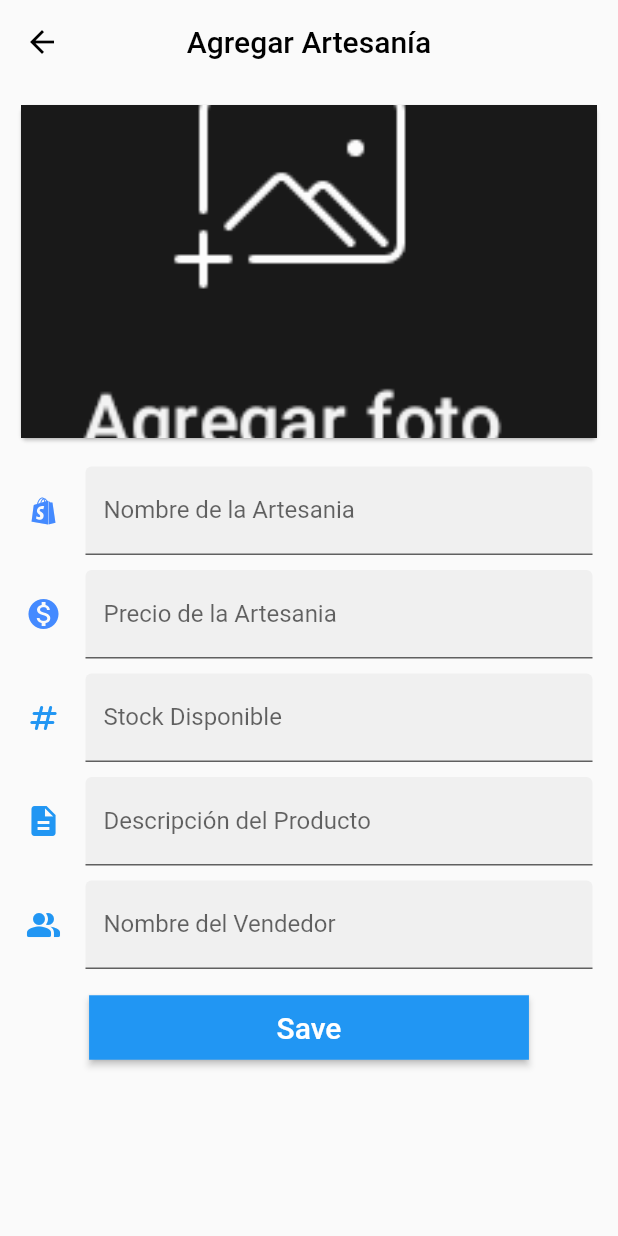
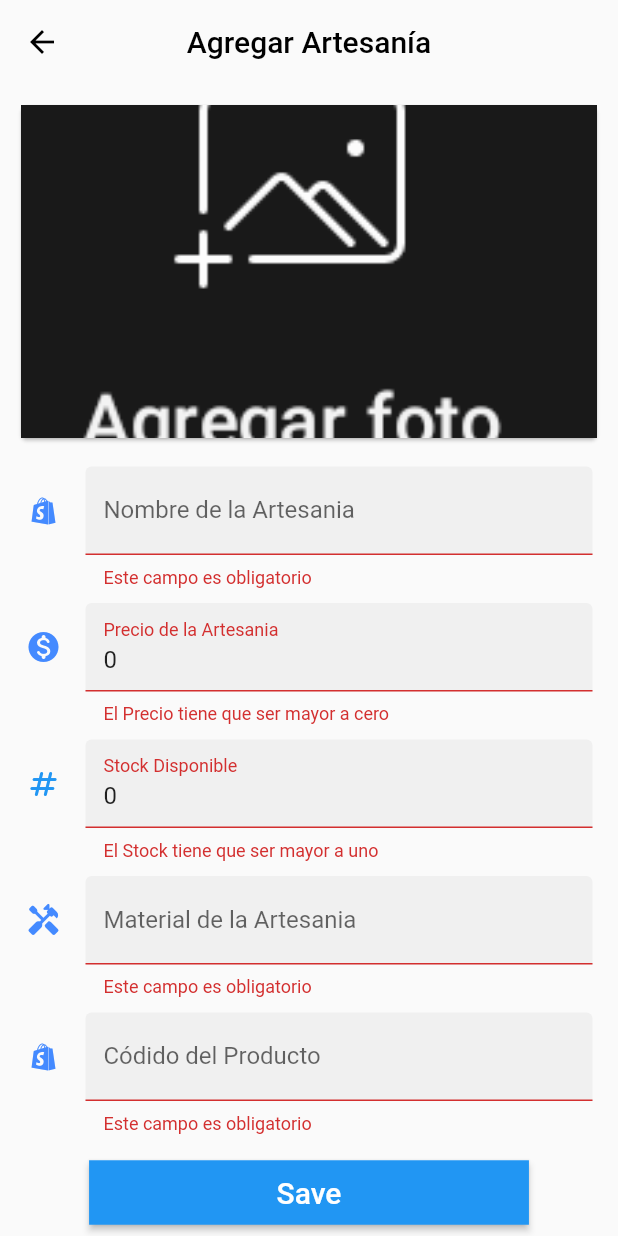
Before and after one commit to HazaelPoot/Han_Rou_App, a Flutter app: the AddArtesaniasScreen screen opened by its route, after a tap on "Save", on a phone screen of 412 x 824 dp. Run offline on Flutter 3.47's test engine with Material 2 defaults, Android fonts, the phone set to English and light mode, and no system bars; our stand-ins replace bottom_navy_bar, convex_bottom_bar; network calls fail.

Commit message:
HanRou_Beta_1.0.1

```diff
--- /dev/null
+++ b/lib/Models/ListaResponse.dart
@@ -0,0 +1,14 @@
+import 'dart:convert';
+
+class ListaResponse {
+    ListaResponse({
+        this.exito,
+        this.mensaje,
+        this.data,
+    });
+
+    int? exito;
+    String? mensaje;
+    List<dynamic>? data;
+
+}
--- a/lib/Models/Response.dart
+++ b/lib/Models/Response.dart
@@ -1,4 +1,7 @@
-//String responseToJson(Response data) => json.encode(data.toJson());
+import 'dart:convert';
+
+// Response responseFromJson(String str) => Response.fromJson(json.decode(str));
+// String responseToJson(Response data) => json.encode(data.toJson());
 
 class Response {
     Response({
@@ -9,7 +12,6 @@ class Response {
 
     int? exito;
     String? mensaje;
-    List<dynamic>? data;
-
+    dynamic data;
 
 }
--- a/lib/Models/artesanos.dart
+++ b/lib/Models/artesanos.dart
@@ -1,35 +1,40 @@
+import 'dart:convert';
+
+Artesanias artesaniaFromJson(String str) => Artesanias.fromJson(json.decode(str));
+String artesaniaToJson(Artesanias data) => json.encode(data.toJson());
+
 class Artesanias {
     Artesanias({
-        this.id,
+        this.idProducto,
+        this.codigo,
         this.nombre,
-        this.precio,
-        this.stock,
-        this.descripcion,
-        this.vendedor,
+        this.material,
+        required this.precio,
+        required this.stock,
     });
 
-    int? id;
+    int? idProducto;
+    String? codigo;
     String? nombre;
+    String? material;
     int? precio;
-    int? stock;
-    String? descripcion;
-    String? vendedor;
+    int stock;
 
     factory Artesanias.fromJson(Map<String, dynamic> json) => Artesanias(
-        id: json["id"],
-        nombre: json["Nombre"],
-        precio: json["Precio"],
-        stock: json["Stock"],
-        descripcion: json["Descripcion"],
-        vendedor: json["Vendedor"],
+        idProducto: json["idProducto"],
+        codigo: json["codigo"],
+        nombre: json["nombre"],
+        material: json["material"],
+        precio: json["precio"],
+        stock: json["stock"],
     );
 
     Map<String, dynamic> toJson() => {
-        "id": id,
-        "Nombre": nombre,
-        "Precio": precio,
-        "Stock": stock,
-        "Descripcion": descripcion,
-        "Vendedor": vendedor,
+        "idProducto": idProducto,
+        "codigo": codigo,
+        "nombre": nombre,
+        "material": material,
+        "precio": precio,
+        "stock": stock,
     };
 }
--- a/lib/Models/gastronomia.dart
+++ b/lib/Models/gastronomia.dart
@@ -1,35 +1,44 @@
+import 'dart:convert';
+
+Gastronomia gastronomiaFromJson(String str) => Gastronomia.fromJson(json.decode(str));
+String gastronomiaToJson(Gastronomia data) => json.encode(data.toJson());
+
 class Gastronomia {
     Gastronomia({
-    this.id,
-    this.nombreG,
+        this.idFood,
+        this.nombre,
         this.precio,
         this.origen,
         this.direccion,
+        this.contacto,
         this.vendedor,
     });
 
-  int? id;
-  String? nombreG;
+    int? idFood;
+    String? nombre;
     String? precio;
     String? origen;
     String? direccion;
+    String? contacto;
     String? vendedor;
 
     factory Gastronomia.fromJson(Map<String, dynamic> json) => Gastronomia(
-        id: json["id"],
-        nombreG: json["nombre_g"],
-        precio: json["Precio"],
-        origen: json["Origen"],
-        direccion: json["Direccion"],
-        vendedor: json["Vendedor"],
+        idFood: json["idFood"],
+        nombre: json["nombre"],
+        precio: json["precio"],
+        origen: json["origen"],
+        direccion: json["direccion"],
+        contacto: json["contacto"],
+        vendedor: json["vendedor"],
     );
 
     Map<String, dynamic> toJson() => {
-        "id": id,
-        "nombre_g": nombreG,
-        "Precio": precio,
-        "Origen": origen,
-        "Direccion": direccion,
-        "Vendedor": vendedor,
+        "idFood": idFood,
+        "nombre": nombre,
+        "precio": precio,
+        "origen": origen,
+        "direccion": direccion,
+        "contacto": contacto,
+        "vendedor": vendedor,
     };
 }
--- a/lib/Providers/ArtesaniasProviders.dart
+++ b/lib/Providers/ArtesaniasProviders.dart
@@ -1,30 +1,66 @@
 import 'dart:convert';
+import 'dart:io';
 import 'package:flutter/material.dart';
 import 'package:han_rou_hazael/Models/artesanos.dart';
 import 'package:http/http.dart' as http;
 import 'package:http/retry.dart';
+import '../Models/ListaResponse.dart';
+import '../Models/Response.dart';
 
-class ArtesaniasProvider extends ChangeNotifier{
-  List<Artesanias> artesania = [];
-  final String _host ='my.api.mockaroo.com';
-  final Map<String, dynamic> _parameters = {'key':'778e9a80'};
-  ArtesaniasProvider(){
-    _artesanias();
+class ArtesaniasProvider extends ChangeNotifier {
+  final String _host = 'hanrou.somee.com';
+  ListaResponse request = new ListaResponse();
+
+  ArtesaniasProvider() {
+    getArtesanias();
   }
-  //https://my.api.mockaroo.com/reporte.json?key=960d9f80
-  _artesanias() async {
-    const String endPoint ='artesanos.json';
-    final url = Uri.https(_host, endPoint, _parameters);
+
+  getArtesanias() async {
+    const String endPoint = 'api/producto';
+    final url = Uri.http(_host, endPoint);
     final client = RetryClient(http.Client());
 
     try {
       final response = await client.read(url);
       notifyListeners();
       print(response);
-      artesania =
-         List<Artesanias>.from(json.decode(response).map((x) => Artesanias.fromJson(x)));
+      request = decodelist(json.decode(response));
     } finally {
       client.close();
-     }
+    }
   }
+
+  Future<Response> post(Artesanias artesanias) async {
+    const String endPoint = 'api/producto';
+    final url = Uri.http(_host, endPoint);
+    final client = RetryClient(http.Client());
+
+    try {
+      final response = await client.post(url,
+          headers: {HttpHeaders.contentTypeHeader: 'application/json'},
+          body: artesaniaToJson(artesanias));
+      print(response.body);
+      return decode(json.decode(response.body));
+    } finally {
+      client.close();
+    }
+  }
+
+  decodelist(Map<String, dynamic> json) => ListaResponse(
+        exito: json["exito"],
+        mensaje: json["mensaje"],
+        data: List<Artesanias>.from(json["data"].map((x) => Artesanias.fromJson(x))),
+      );
+
+  decode(Map<String, dynamic> json) => Response(
+        exito: json["exito"],
+        mensaje: json["mensaje"],
+        data:json["data"]
+      );
+
+  Map<String, dynamic> encode(Response object) => {
+        "exito": object.exito,
+        "mensaje": object.mensaje,
+        "data": object.data?.map((x) => x.toJson())
+      };
 }
--- a/lib/Providers/GastronomiaProviders.dart
+++ b/lib/Providers/GastronomiaProviders.dart
@@ -1,32 +1,66 @@
 import 'dart:convert';
+import 'dart:io';
 import 'package:flutter/material.dart';
-import 'package:han_rou_hazael/Models/gastronomia.dart';
 import 'package:http/http.dart' as http;
 import 'package:http/retry.dart';
+import '../Models/ListaResponse.dart';
+import '../Models/Response.dart';
+import '../Models/gastronomia.dart';
 
 class GastronomiaProvider extends ChangeNotifier {
-  List<Gastronomia> gastronomia = [];
-  final String _host = 'my.api.mockaroo.com';
-  final Map<String, dynamic> _parameters = {'key': '3fc87300'};
+  final String _host = 'hanrou.somee.com';
+  ListaResponse request = new ListaResponse();
+
   GastronomiaProvider() {
-    _gastronomia();
+    getGastronomia();
   }
 
-  //https://my.api.mockaroo.com/gastronomia.json?key=3fc87300
-
-  _gastronomia() async {
-    const String endPoint = 'gastronomia.json';
-    final url = Uri.https(_host, endPoint, _parameters);
+  getGastronomia() async {
+    const String endPoint = 'api/gastronomia';
+    final url = Uri.http(_host, endPoint);
     final client = RetryClient(http.Client());
 
     try {
       final response = await client.read(url);
       notifyListeners();
       print(response);
-      gastronomia = List<Gastronomia>.from(
-        json.decode(response).map((x) => Gastronomia.fromJson(x)));
+      request = decodelist(json.decode(response));
     } finally {
       client.close();
     }
   }
+
+  Future<Response> post(Gastronomia gastronomia) async {
+    const String endPoint = 'api/gastronomia';
+    final url = Uri.http(_host, endPoint);
+    final client = RetryClient(http.Client());
+
+    try {
+      final response = await client.post(url,
+          headers: {HttpHeaders.contentTypeHeader: 'application/json'},
+          body: gastronomiaToJson(gastronomia));
+      print(response.body);
+      return decode(json.decode(response.body));
+    } finally {
+      client.close();
+    }
+  }
+
+    decodelist(Map<String, dynamic> json) => ListaResponse(
+        exito: json["exito"],
+        mensaje: json["mensaje"],
+        data: List<Gastronomia>.from(json["data"].map((x) => Gastronomia.fromJson(x))),
+      );
+
+  decode(Map<String, dynamic> json) => Response(
+        exito: json["exito"],
+        mensaje: json["mensaje"],
+        data:json["data"]
+      );
+
+  Map<String, dynamic> encode(Response object) => {
+        "exito": object.exito,
+        "mensaje": object.mensaje,
+        "data": object.data?.map((x) => x.toJson())
+      };
 }
--- a/lib/Routes/app_routes.dart
+++ b/lib/Routes/app_routes.dart
@@ -9,7 +9,7 @@ class AppRoutes {
     ItemMenu(
       label: 'Agregar Artesanias',
       route: 'addartesanias', icon: Icons.add,
-      screen: const AddArtesaniasScreen()),
+      screen: AddArtesaniasScreen()),
     ItemMenu(
       label: 'Home HanRou',
       route: 'indexHanRou', icon: Icons.home_filled,
--- a/lib/Screens/Artesanias_Screens/get_artesanias.dart
+++ b/lib/Screens/Artesanias_Screens/get_artesanias.dart
@@ -1,7 +1,7 @@
 import 'package:flutter/material.dart';
-import 'package:han_rou_hazael/Models/artesanos.dart';
 import 'package:han_rou_hazael/Screens/Artesanias_Screens/post_artesanias.dart';
 import 'package:provider/provider.dart';
+import '../../Models/ListaResponse.dart';
 import '../../Providers/ArtesaniasProviders.dart';
 
 class ArtesaniasScreen extends StatelessWidget {
@@ -10,7 +10,7 @@ class ArtesaniasScreen extends StatelessWidget {
   @override
   Widget build(BuildContext context) {
     final artesaniaProvider = Provider.of<ArtesaniasProvider>(context);
-    final List<Artesanias> artesania = artesaniaProvider.artesania;
+    final ListaResponse artesania = artesaniaProvider.request;
 
     return Scaffold(
       //APP BAR
@@ -30,7 +30,7 @@ class ArtesaniasScreen extends StatelessWidget {
           padding: const EdgeInsets.all(13),
           child: Column(
             children: <Widget>[
-              ...artesania.map(
+              ...?artesania.data?.map(
                 (artesania) =>
                     //CARDS
                     Center(
@@ -79,10 +79,10 @@ class ArtesaniasScreen extends StatelessWidget {
                           child: Column(
                             crossAxisAlignment: CrossAxisAlignment.start,
                             children: <Widget>[
+                              Text('Precio: ${artesania.precio}',),
                               Text('Stock: ${artesania.stock}'),
-                              Text('Precio: ${artesania.precio}'),
-                              Text('Vendedor: ${artesania.vendedor}'),
-                              Text('Descripción: ${artesania.descripcion}')
+                              Text('Material: ${artesania.material}'),
+                              Text('Código: ${artesania.codigo}')
                             ],
                           ),
                         ),
@@ -157,7 +157,7 @@ class ArtesaniasScreen extends StatelessWidget {
             Navigator.push(
                 context,
                 MaterialPageRoute(
-                    builder: (context) => const AddArtesaniasScreen()));
+                    builder: (context) => AddArtesaniasScreen()));
           },
           backgroundColor: Colors.blue,
         ),
--- a/lib/Screens/Artesanias_Screens/post_artesanias.dart
+++ b/lib/Screens/Artesanias_Screens/post_artesanias.dart
@@ -1,11 +1,22 @@
 // ignore_for_file: deprecated_member_use
 import 'package:flutter/material.dart';
+import 'package:han_rou_hazael/Models/ListaResponse.dart';
+import 'package:han_rou_hazael/Models/artesanos.dart';
+import 'package:han_rou_hazael/Screens/Artesanias_Screens/get_artesanias.dart';
+import 'package:provider/provider.dart';
+
+import '../../Providers/ArtesaniasProviders.dart';
 
 class AddArtesaniasScreen extends StatelessWidget {
-  const AddArtesaniasScreen({Key? key}) : super(key: key);
+  AddArtesaniasScreen({Key? key}) : super(key: key);
+  final _formKey = GlobalKey<FormState>();
 
   @override
   Widget build(BuildContext context) {
+    final artesaniaProvider = Provider.of<ArtesaniasProvider>(context);
+    final ListaResponse artesania = artesaniaProvider.request;
+    final Artesanias _artesania = Artesanias(precio: 0, stock: 0);
+
     return Scaffold(
         appBar: AppBar(
           title: const Text('Agregar Artesanía'),
@@ -13,6 +24,8 @@ class AddArtesaniasScreen extends StatelessWidget {
         //FORMULARIO
         body: Container(
             child: SingleChildScrollView(
+          child: Form(
+            key: _formKey,
             child: Column(
               mainAxisAlignment: MainAxisAlignment.center,
               children: <Widget>[
@@ -34,35 +47,78 @@ class AddArtesaniasScreen extends StatelessWidget {
                   ),
                 ),
                 //NOMBRE DEL PRODUCTO
-                const Padding(
+                Padding(
                   padding:
                       EdgeInsets.symmetric(horizontal: 17.0, vertical: 5.0),
-                  child: TextField(
+                  child: TextFormField(
+                      initialValue: _artesania.nombre,
+                      maxLines: 1,
+                      keyboardType: TextInputType.name,
+                      onChanged: (value) => _artesania.nombre = value,
+                      validator: (value) {
+                        if (value == null || value.isEmpty) {
+                          return 'Este campo es obligatorio';
+                        }
+                        if (value.length > 50) {
+                          return ("No Puede escribir mas de 50 caracteres.");
+                        }
+                        return null;
+                      },
                       decoration: const InputDecoration(
                         icon: Icon(Icons.shopify, color: Colors.blueAccent),
                         filled: true,
                         labelText: 'Nombre de la Artesania',
                       ),
-                  ),
+                    )
                 ),
                 //PRECCIO DEL PRODUCTO
-                const Padding(
+                Padding(
                     padding:
                         EdgeInsets.symmetric(horizontal: 17.0, vertical: 5.0),
-                  child: TextField(
+                    child: TextFormField(
+                      initialValue: _artesania.precio.toString(),
+                      maxLines: 1,
+                      keyboardType: TextInputType.number,
+                      onChanged: (value) => _artesania.precio == int.parse(value),
+                      validator: (value) {
+                      if (value!.isEmpty) {
+                        return ("Este campo es obligatorio");
+                      }
+                      final n = num.tryParse(value);
+                      if (n == 0 || n == null) {
+                        return 'El Precio tiene que ser mayor a cero';
+                      }
+                      if (n <= 1) {
+                        return 'El Precio debe ser mayor a cero';
+                      }
+                      return null;
+                    },
                       decoration: const InputDecoration(
-                      icon:
-                          Icon(Icons.monetization_on, color: Colors.blueAccent),
+                        icon: Icon(Icons.monetization_on_rounded, color: Colors.blueAccent),
                         filled: true,
                         labelText: 'Precio de la Artesania',
                       ),
-                  ),
-                ),
+                    )),
                 // STOCK
-                const Padding(
+                Padding(
                   padding:
                       EdgeInsets.symmetric(horizontal: 17.0, vertical: 5.0),
-                  child: TextField(
+                  child: TextFormField(
+                    initialValue: _artesania.stock.toString(),
+                    onChanged: (value) => _artesania.stock == int.parse(value),
+                    validator: (value) {
+                      if (value!.isEmpty) {
+                        return ("Este campo es obligatorio");
+                      }
+                      final n = num.tryParse(value);
+                      if (n == 0 || n == null) {
+                        return 'El Stock tiene que ser mayor a uno';
+                      }
+                      if (n <= 1) {
+                        return 'El Precio debe ser mayor a uno';
+                      }
+                      return null;
+                    },
                     decoration: const InputDecoration(
                       icon: Icon(Icons.numbers_rounded, color: Colors.blue),
                       filled: true,
@@ -70,36 +126,67 @@ class AddArtesaniasScreen extends StatelessWidget {
                     ),
                   ),
                 ),
-                // Descripcion
-                const Padding(
+                // MATERIAL
+                Padding(
                   padding:
                       EdgeInsets.symmetric(horizontal: 17.0, vertical: 5.0),
-                  child: TextField(
+                  child: TextFormField(
+                      initialValue: _artesania.material,
+                      maxLines: 1,
+                      keyboardType: TextInputType.name,
+                      onChanged: (value) => _artesania.material = value,
+                      validator: (value) {
+                        if (value == null || value.isEmpty) {
+                          return 'Este campo es obligatorio';
+                        }
+                        if (value.length > 50) {
+                          return ("No Puede escribir mas de 50 caracteres.");
+                        }
+                        return null;
+                      },
                       decoration: const InputDecoration(
-                      icon: Icon(Icons.description, color: Colors.blue),
+                        icon: Icon(Icons.handyman_rounded, color: Colors.blueAccent),
                         filled: true,
-                      labelText: 'Descripción del Producto',
+                        labelText: 'Material de la Artesania',
                       ),
+                    )
                 ),
-                ),
-                //NOMBRE DEL VENDEDOR
-                const Padding(
+                //CODIGO
+                Padding(
                   padding:
                       EdgeInsets.symmetric(horizontal: 17.0, vertical: 5.0),
-                  child: TextField(
+                  child: TextFormField(
+                      initialValue: _artesania.codigo,
+                      maxLines: 1,
+                      keyboardType: TextInputType.name,
+                      onChanged: (value) => _artesania.codigo = value,
+                      validator: (value) {
+                        if (value == null || value.isEmpty) {
+                          return 'Este campo es obligatorio';
+                        }
+                        if (value.length > 50) {
+                          return ("No Puede escribir mas de 50 caracteres.");
+                        }
+                        return null;
+                      },
                       decoration: const InputDecoration(
-                      icon: Icon(Icons.people_alt_rounded, color: Colors.blue),
+                        icon: Icon(Icons.shopify, color: Colors.blueAccent),
                         filled: true,
-                      labelText: 'Nombre del Vendedor',
+                        labelText: 'Códido del Producto',
                       ),
-                  ),
+                    )
                 ),
                 SizedBox(height: 10),
                 //BOTON PARA GUARDAR
                 RaisedButton(
                   onPressed: () {
-                    //Navigator.push(
-                    //context, MaterialPageRoute( builder: (context) => const Home()));
+                    if (_formKey.currentState!.validate()) {
+                      artesaniaProvider.post(_artesania);
+                      Navigator.push(
+                          context,
+                          MaterialPageRoute(
+                              builder: (context) => ArtesaniasScreen()));
+                    }
                   },
                   shape: const RoundedRectangleBorder(),
                   color: Colors.blue,
@@ -115,6 +202,6 @@ class AddArtesaniasScreen extends StatelessWidget {
               ],
             ),
           ),
-        ));
+        )));
   }
 }
--- a/lib/Screens/Gastronomia_Screens/get_gastronimia.dart
+++ b/lib/Screens/Gastronomia_Screens/get_gastronimia.dart
@@ -1,7 +1,8 @@
 import 'package:flutter/material.dart';
-import 'package:han_rou_hazael/Models/gastronomia.dart';
+import 'package:han_rou_hazael/Models/Response.dart';
 import 'package:han_rou_hazael/Screens/Gastronomia_Screens/post_gastronomia.dart';
 import 'package:provider/provider.dart';
+import '../../Models/ListaResponse.dart';
 import '../../Providers/GastronomiaProviders.dart';
 
 class GastronomiaScreen extends StatelessWidget {
@@ -10,7 +11,7 @@ class GastronomiaScreen extends StatelessWidget {
   @override
   Widget build(BuildContext context) {
     final gastronomiaProvider = Provider.of<GastronomiaProvider>(context);
-    final List<Gastronomia> gastronomia = gastronomiaProvider.gastronomia;
+    final ListaResponse gastronomia = gastronomiaProvider.request;
 
     return Scaffold(
       //APP BAR
@@ -30,7 +31,7 @@ class GastronomiaScreen extends StatelessWidget {
           padding: const EdgeInsets.all(5),
           child: Column(
             children: <Widget>[
-              ...gastronomia.map(
+              ...?gastronomia.data?.map(
                 (gastronomia) =>
                     //CARDS
                     Center(
@@ -47,9 +48,9 @@ class GastronomiaScreen extends StatelessWidget {
                       crossAxisAlignment: CrossAxisAlignment.start,
                       children: [
                         ListTile(
-                          leading: Icon(Icons.shopping_bag),
+                          leading: Icon(Icons.food_bank_rounded),
                           title: Text(
-                            '${gastronomia.nombreG}',
+                            '${gastronomia.nombre}',
                             style:
                                 TextStyle(fontSize: 20, fontFamily: 'Raleway'),
                           ),
@@ -80,9 +81,10 @@ class GastronomiaScreen extends StatelessWidget {
                             crossAxisAlignment: CrossAxisAlignment.start,
                             children: <Widget>[
                               Text('Precio: ${gastronomia.precio}'),
+                              Text('Direccion: ${gastronomia.direccion}'),
+                              Text('Contacto: ${gastronomia.contacto}'),
                               Text('Lugar de origen: ${gastronomia.origen}'),
                               Text('Vendedor: ${gastronomia.vendedor}'),
-                              Text('Direccion: ${gastronomia.direccion}')
                             ],
                           ),
                         ),
```
Also changed, not shown: 1 other file. Lines whose indentation alone changed are shown as unchanged.
